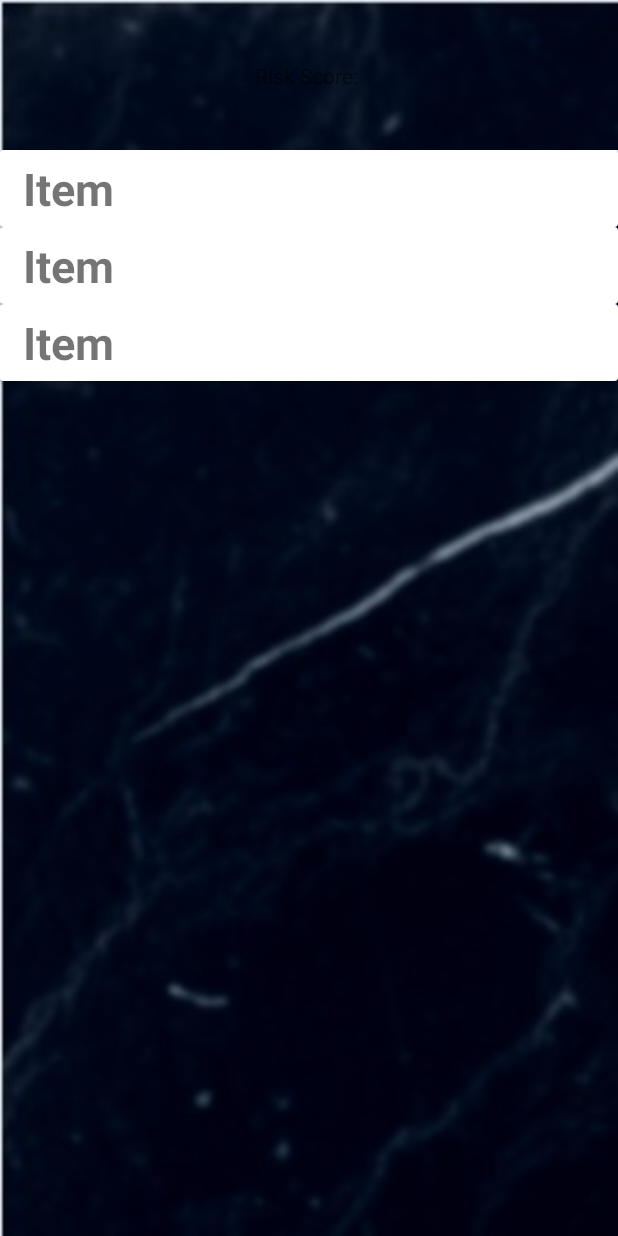
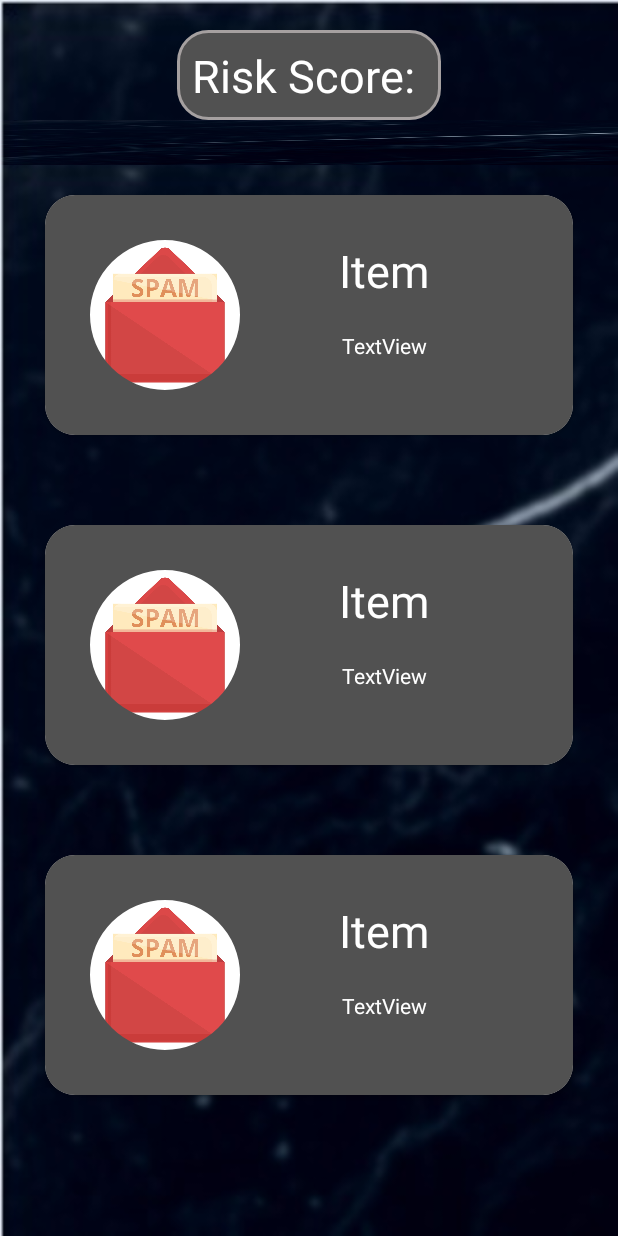
Before and after one commit to kirthikalikar/HawkEye, an Android app: the layout fragment_url_analysis.xml on its own in the app's theme, with its tools: preview values and no code run, on a phone screen of 412 x 824 dp. Run offline under Robolectric (Android 15) with nearby library versions, the phone set to English and light mode, and no system bars.

Commit message:
implemented functionality and designs of url analysis fragment

```diff
--- a/app/src/main/java/com/example/virtualtrafficlightsurlverifier/model/threatInfoViewModel.kt
+++ b/app/src/main/java/com/example/virtualtrafficlightsurlverifier/model/threatInfoViewModel.kt
@@ -1,3 +1,3 @@
 package com.example.virtualtrafficlightsurlverifier.model
 
-data class threatInfoViewModel(val text: String)
+data class threatInfoViewModel(val imgPath: Int, val title: String, val definition: String)
--- a/app/src/main/res/layout/fragment_url_analysis.xml
+++ b/app/src/main/res/layout/fragment_url_analysis.xml
@@ -10,8 +10,12 @@
     <TextView
         android:id="@+id/riskScoreTv"
         android:layout_width="wrap_content"
-        android:layout_height="wrap_content"
+        android:layout_height="60dp"
+        android:textSize="30dp"
         android:text="Risk Score: "
+        android:textColor="@color/white"
+        android:padding="10dp"
+        android:background = "@drawable/searchbg"
         app:layout_constraintBottom_toTopOf="@+id/threatListRv"
         app:layout_constraintEnd_toEndOf="parent"
         app:layout_constraintStart_toStartOf="parent"
@@ -22,12 +26,23 @@
         android:layout_width="match_parent"
         android:layout_height="match_parent"
         android:layout_marginTop="100dp"
+        android:background="@drawable/hawkeyebg"
+        app:layoutManager="LinearLayoutManager"
         app:layout_constraintBottom_toBottomOf="parent"
         app:layout_constraintEnd_toEndOf="parent"
         app:layout_constraintStart_toStartOf="parent"
         app:layout_constraintTop_toTopOf="parent"
-        android:background="@drawable/hawkeyebg"
-        app:layoutManager="LinearLayoutManager"
         tools:listitem="@layout/threat_type_card_view" />
 
+    <TextView
+        android:id="@+id/textView"
+        android:layout_width="match_parent"
+        android:layout_height="30dp"
+        android:padding="10dp"
+        android:text=""
+        android:background="@drawable/hawkeyebg"
+        app:layout_constraintEnd_toEndOf="parent"
+        app:layout_constraintStart_toStartOf="parent"
+        app:layout_constraintTop_toBottomOf="@+id/riskScoreTv" />
+
 </androidx.constraintlayout.widget.ConstraintLayout>
--- a/app/src/main/res/layout/threat_type_card_view.xml
+++ b/app/src/main/res/layout/threat_type_card_view.xml
@@ -1,24 +1,55 @@
 <?xml version="1.0" encoding="utf-8"?>
 <androidx.cardview.widget.CardView xmlns:android="http://schemas.android.com/apk/res/android"
+    xmlns:app="http://schemas.android.com/apk/res-auto"
+    xmlns:tools="http://schemas.android.com/tools"
     android:layout_width="match_parent"
-    android:layout_height="wrap_content">
+    android:layout_height="wrap_content"
+    android:background="@drawable/hawkeyebg"
+    app:cardCornerRadius="20dp"
+    android:layout_margin="30dp">
 
-    <LinearLayout
+    <androidx.constraintlayout.widget.ConstraintLayout
         android:layout_width="match_parent"
         android:layout_height="wrap_content"
         android:orientation="horizontal"
-        android:padding="5dp">
+        android:padding="30dp"
+        android:background="@color/grey">
 
         <TextView
             android:id="@+id/threatListItemTv"
             android:layout_width="wrap_content"
             android:layout_height="wrap_content"
-            android:layout_marginStart="10dp"
-            android:layout_marginLeft="15dp"
             android:text="Item"
+            android:textColor="@color/white"
             android:textSize="30sp"
-            android:textStyle="bold" />
+            app:layout_constraintEnd_toEndOf="parent"
+            app:layout_constraintStart_toEndOf="@+id/threatIv"
+            app:layout_constraintTop_toTopOf="parent" />
 
-    </LinearLayout>
+        <com.google.android.material.imageview.ShapeableImageView
+            android:id="@+id/threatIv"
+            android:layout_width="100dp"
+            android:layout_height="100dp"
+            app:shapeAppearanceOverlay="@style/round_image_view"
+            app:layout_constraintBottom_toBottomOf="parent"
+            app:layout_constraintStart_toStartOf="parent"
+            app:layout_constraintTop_toTopOf="parent"
+            tools:src="@drawable/spam_img" />
+
+        <TextView
+            android:id="@+id/definitionTv"
+            android:layout_width="wrap_content"
+            android:layout_height="wrap_content"
+            android:maxHeight="90dp"
+            android:maxWidth="200dp"
+            android:text="TextView"
+            android:textAlignment="center"
+            android:textColor="@color/white"
+            app:layout_constraintBottom_toBottomOf="parent"
+            app:layout_constraintEnd_toEndOf="parent"
+            app:layout_constraintStart_toEndOf="@+id/threatIv"
+            app:layout_constraintTop_toBottomOf="@+id/threatListItemTv" />
+
+    </androidx.constraintlayout.widget.ConstraintLayout>
 
 </androidx.cardview.widget.CardView>
--- a/app/src/main/res/values/themes.xml
+++ b/app/src/main/res/values/themes.xml
@@ -10,7 +10,7 @@
         <item name="colorSecondaryVariant">@color/teal_700</item>
         <item name="colorOnSecondary">@color/black</item>
         <!-- Status bar color. -->
-        <item name="android:statusBarColor">?attr/colorPrimaryVariant</item>
+        <item name="android:statusBarColor">#1D0650</item>
         <!-- Customize your theme here. -->
     </style>
 
@@ -19,4 +19,9 @@
         <item name="cornerSize">50%</item>
         <item name="color">@color/grey</item>
     </style>
+
+    <style name="round_image_view">
+        <item name="cornerFamily">rounded</item>
+        <item name="cornerSize">50dp</item>
+    </style>
 </resources>
```
Also changed, not shown: app/src/main/java/com/example/virtualtrafficlightsurlverifier/adapter/threatInfoAdapter.kt (+11 -5 lines), app/src/main/java/com/example/virtualtrafficlightsurlverifier/fragments/UrlAnalysisFragment.kt (+8 -8 lines), app/src/main/res/layout/threat_result_card.xml (deleted, +0 -24 lines), app/src/main/res/drawable/malware_img.jpeg (added), app/src/main/res/drawable/nfsw_warning_img.jpeg (added), app/src/main/res/drawable/parked_img.jpeg (added), app/src/main/res/drawable/phishing_img.jpeg (added), app/src/main/res/drawable/safe_img.jpeg (added), app/src/main/res/drawable/spam_img.jpeg (added), app/src/main/res/drawable/suspicious_img.jpeg (added).
